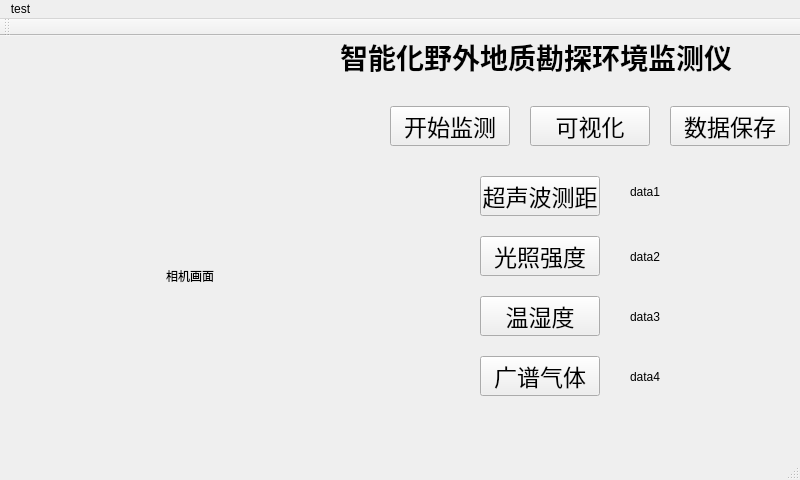
Above: mainwindow.ui from gbn666/GeoProspector before the change. Below: the same form after it.
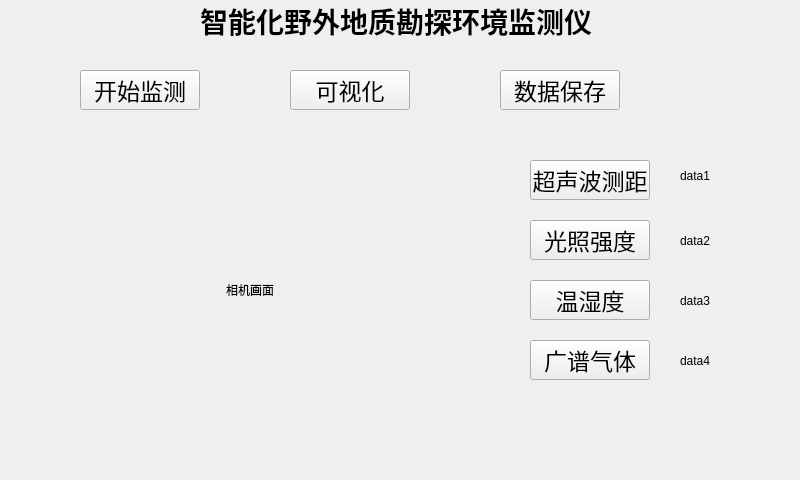
That is the form after the change. Icons and pictures are not drawn.

Patch:
```diff
--- a/mainwindow.ui
+++ b/mainwindow.ui
@@ -17,7 +17,7 @@
    <widget class="QLabel" name="labelImage">
     <property name="geometry">
      <rect>
-      <x>300</x>
+      <x>160</x>
       <y>10</y>
       <width>30</width>
       <height>29</height>
@@ -45,9 +45,9 @@
    <widget class="QLabel" name="titlelabel">
     <property name="geometry">
      <rect>
-      <x>340</x>
+      <x>200</x>
       <y>0</y>
-      <width>411</width>
+      <width>400</width>
       <height>41</height>
      </rect>
     </property>
@@ -66,7 +66,7 @@
    <widget class="QPushButton" name="viewButton">
     <property name="geometry">
      <rect>
-      <x>530</x>
+      <x>290</x>
       <y>70</y>
       <width>120</width>
       <height>40</height>
@@ -88,7 +88,7 @@
    <widget class="QPushButton" name="saveButton">
     <property name="geometry">
      <rect>
-      <x>670</x>
+      <x>500</x>
       <y>70</y>
       <width>120</width>
       <height>40</height>
@@ -107,8 +107,8 @@
    <widget class="QPushButton" name="pushButton">
     <property name="geometry">
      <rect>
-      <x>480</x>
-      <y>140</y>
+      <x>530</x>
+      <y>160</y>
       <width>120</width>
       <height>40</height>
      </rect>
@@ -126,8 +126,8 @@
    <widget class="QPushButton" name="lightButton">
     <property name="geometry">
      <rect>
-      <x>480</x>
-      <y>200</y>
+      <x>530</x>
+      <y>220</y>
       <width>120</width>
       <height>40</height>
      </rect>
@@ -145,8 +145,8 @@
    <widget class="QPushButton" name="temperButton">
     <property name="geometry">
      <rect>
-      <x>480</x>
-      <y>260</y>
+      <x>530</x>
+      <y>280</y>
       <width>120</width>
       <height>40</height>
      </rect>
@@ -164,8 +164,8 @@
    <widget class="QPushButton" name="gasButton">
     <property name="geometry">
      <rect>
-      <x>480</x>
-      <y>320</y>
+      <x>530</x>
+      <y>340</y>
       <width>120</width>
       <height>40</height>
      </rect>
@@ -183,10 +183,10 @@
    <widget class="QLabel" name="viewlabel">
     <property name="geometry">
      <rect>
-      <x>30</x>
-      <y>120</y>
-      <width>320</width>
-      <height>240</height>
+      <x>10</x>
+      <y>110</y>
+      <width>480</width>
+      <height>360</height>
      </rect>
     </property>
     <property name="text">
@@ -199,7 +199,7 @@
    <widget class="QPushButton" name="startButton">
     <property name="geometry">
      <rect>
-      <x>390</x>
+      <x>80</x>
       <y>70</y>
       <width>120</width>
       <height>40</height>
@@ -218,8 +218,8 @@
    <widget class="QLabel" name="label_3">
     <property name="geometry">
      <rect>
-      <x>630</x>
-      <y>140</y>
+      <x>680</x>
+      <y>160</y>
       <width>121</width>
       <height>31</height>
      </rect>
@@ -231,8 +231,8 @@
    <widget class="QLabel" name="label_4">
     <property name="geometry">
      <rect>
-      <x>630</x>
-      <y>200</y>
+      <x>680</x>
+      <y>220</y>
       <width>101</width>
       <height>41</height>
      </rect>
@@ -244,8 +244,8 @@
    <widget class="QLabel" name="label_5">
     <property name="geometry">
      <rect>
-      <x>630</x>
-      <y>260</y>
+      <x>680</x>
+      <y>280</y>
       <width>111</width>
       <height>41</height>
      </rect>
@@ -257,8 +257,8 @@
    <widget class="QLabel" name="label_6">
     <property name="geometry">
      <rect>
-      <x>630</x>
-      <y>320</y>
+      <x>680</x>
+      <y>340</y>
       <width>91</width>
       <height>41</height>
      </rect>
@@ -268,31 +268,6 @@
     </property>
    </widget>
   </widget>
-  <widget class="QMenuBar" name="menuBar">
-   <property name="geometry">
-    <rect>
-     <x>0</x>
-     <y>0</y>
-     <width>800</width>
-     <height>28</height>
-    </rect>
-   </property>
-   <widget class="QMenu" name="menutest">
-    <property name="title">
-     <string>test</string>
-    </property>
-   </widget>
-   <addaction name="menutest"/>
-  </widget>
-  <widget class="QToolBar" name="mainToolBar">
-   <attribute name="toolBarArea">
-    <enum>TopToolBarArea</enum>
-   </attribute>
-   <attribute name="toolBarBreak">
-    <bool>false</bool>
-   </attribute>
-  </widget>
-  <widget class="QStatusBar" name="statusBar"/>
  </widget>
  <layoutdefault spacing="6" margin="11"/>
  <resources>
```
